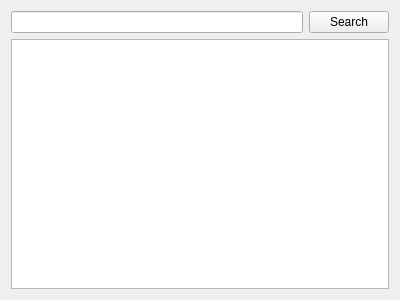
dmzgroup/forge, file frameworks/forge/plugins/search/SearchForm.ui: the form before one commit.
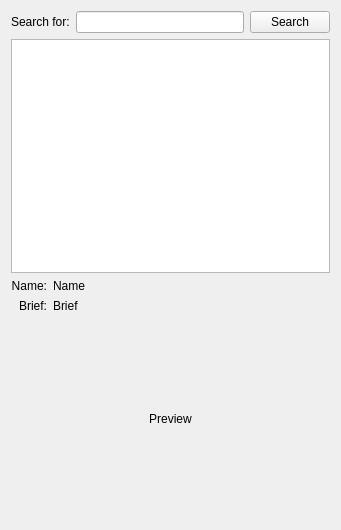
The form after the commit.

Patch:
```diff
--- a/frameworks/forge/plugins/search/SearchForm.ui
+++ b/frameworks/forge/plugins/search/SearchForm.ui
@@ -6,31 +6,108 @@
    <rect>
     <x>0</x>
     <y>0</y>
-    <width>400</width>
-    <height>300</height>
+    <width>341</width>
+    <height>530</height>
    </rect>
   </property>
   <property name="windowTitle">
    <string>Form</string>
   </property>
-  <layout class="QGridLayout" name="gridLayout">
-   <item row="0" column="0">
-    <widget class="QLineEdit" name="searchLineEdit"/>
+  <layout class="QVBoxLayout" name="verticalLayout">
+   <item>
+    <layout class="QHBoxLayout" name="horizontalLayout">
+     <item>
+      <widget class="QLabel" name="label">
+       <property name="text">
+        <string>Search for:</string>
+       </property>
+      </widget>
+     </item>
+     <item>
+      <widget class="QLineEdit" name="searchLineEdit"/>
+     </item>
+     <item>
+      <widget class="QPushButton" name="searchButton">
+       <property name="text">
+        <string>Search</string>
+       </property>
+      </widget>
+     </item>
+    </layout>
    </item>
-   <item row="0" column="1">
-    <widget class="QPushButton" name="searchButton">
-     <property name="text">
-      <string>Search</string>
-     </property>
-    </widget>
-   </item>
-   <item row="1" column="0" colspan="2">
-    <widget class="QListWidget" name="searchListWidget">
+   <item>
+    <widget class="QListWidget" name="itemListWidget">
      <property name="alternatingRowColors">
       <bool>true</bool>
      </property>
     </widget>
    </item>
+   <item>
+    <layout class="QGridLayout" name="gridLayout">
+     <item row="0" column="0">
+      <widget class="QLabel" name="label_2">
+       <property name="text">
+        <string>Name:</string>
+       </property>
+       <property name="alignment">
+        <set>Qt::AlignRight|Qt::AlignTrailing|Qt::AlignVCenter</set>
+       </property>
+      </widget>
+     </item>
+     <item row="0" column="1">
+      <widget class="QLabel" name="nameLabel">
+       <property name="sizePolicy">
+        <sizepolicy hsizetype="MinimumExpanding" vsizetype="Preferred">
+         <horstretch>0</horstretch>
+         <verstretch>0</verstretch>
+        </sizepolicy>
+       </property>
+       <property name="text">
+        <string>Name</string>
+       </property>
+      </widget>
+     </item>
+     <item row="1" column="0">
+      <widget class="QLabel" name="label_4">
+       <property name="text">
+        <string>Brief:</string>
+       </property>
+       <property name="alignment">
+        <set>Qt::AlignRight|Qt::AlignTrailing|Qt::AlignVCenter</set>
+       </property>
+      </widget>
+     </item>
+     <item row="1" column="1">
+      <widget class="QLabel" name="briefLabel">
+       <property name="text">
+        <string>Brief</string>
+       </property>
+      </widget>
+     </item>
+    </layout>
+   </item>
+   <item>
+    <widget class="QLabel" name="previewLabel">
+     <property name="minimumSize">
+      <size>
+       <width>200</width>
+       <height>200</height>
+      </size>
+     </property>
+     <property name="baseSize">
+      <size>
+       <width>0</width>
+       <height>0</height>
+      </size>
+     </property>
+     <property name="text">
+      <string>Preview</string>
+     </property>
+     <property name="alignment">
+      <set>Qt::AlignCenter</set>
+     </property>
+    </widget>
+   </item>
   </layout>
  </widget>
  <resources/>
```
Left out of the diff: 19 changed lines with no effect on the pictures.
